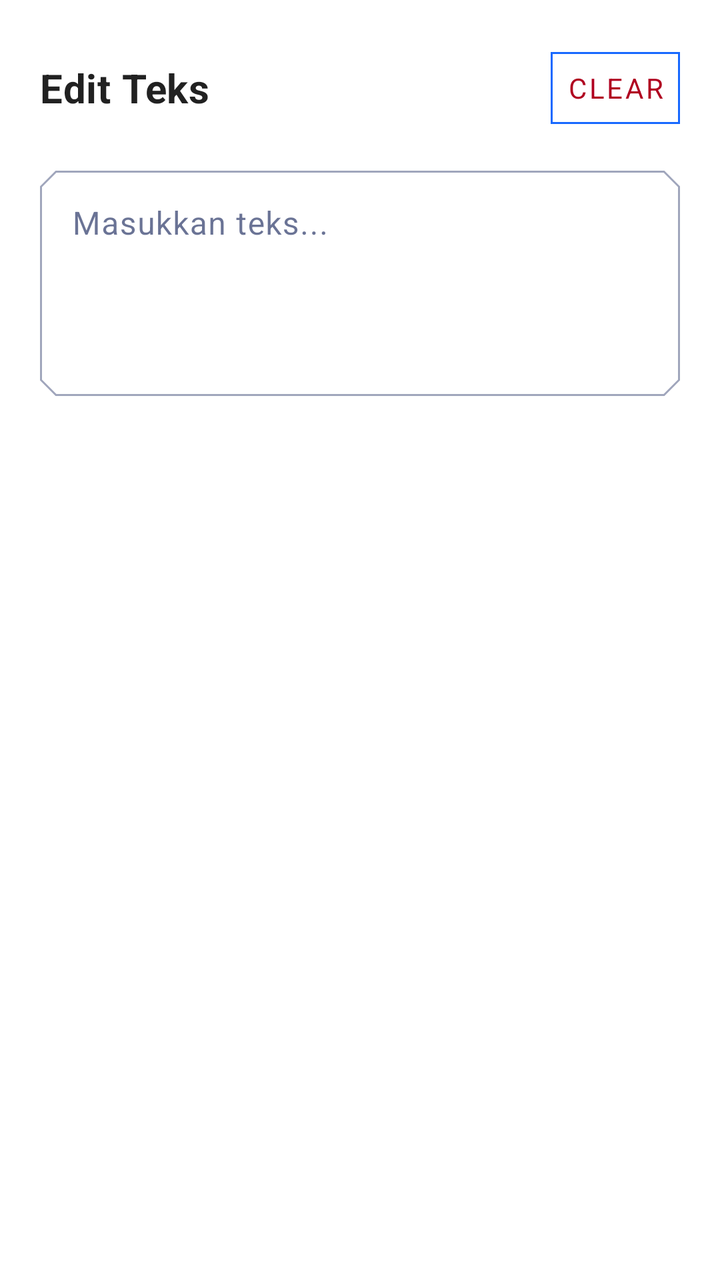
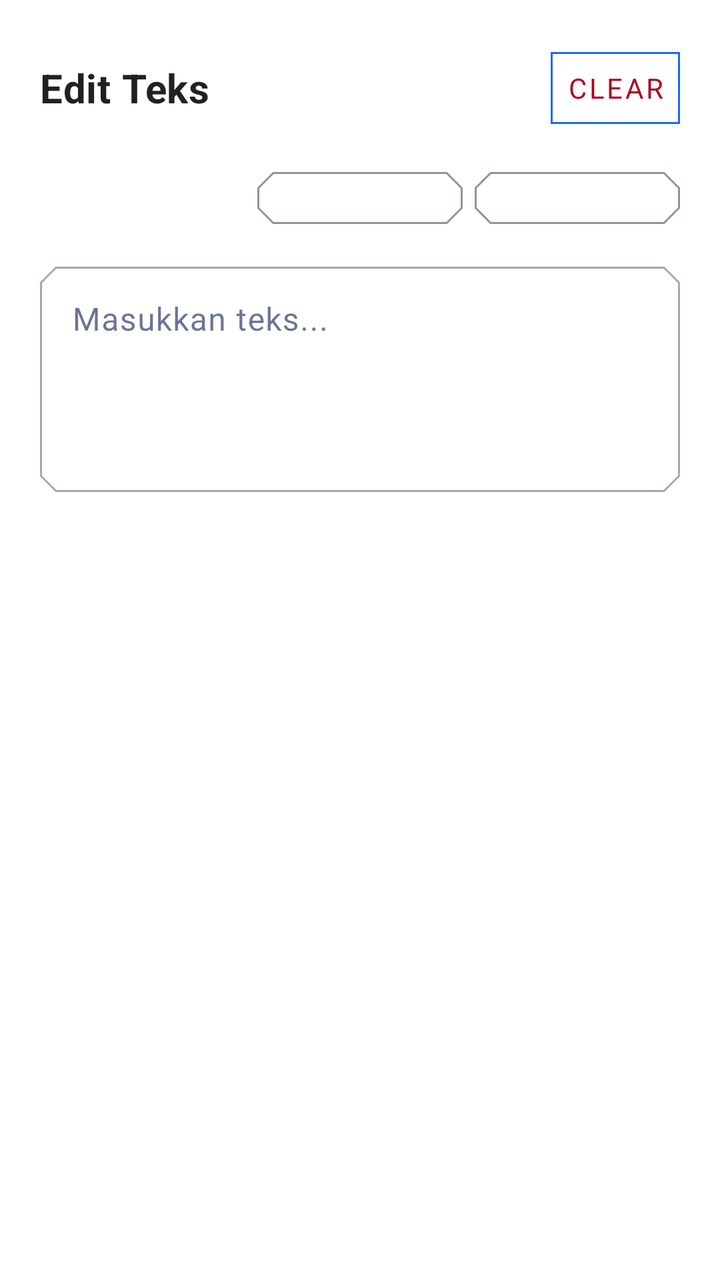

An Android layout rendered at two revisions. The XML below is the earlier revision; the diff shows what the commit changed to produce the second picture.
<!-- AndroidManifest.xml: application theme AppTheme -->
<!-- res/layout/dialog_edit_text.xml -->
<?xml version="1.0" encoding="utf-8"?>
<LinearLayout xmlns:android="http://schemas.android.com/apk/res/android"
    xmlns:app="http://schemas.android.com/apk/res-auto"
    android:layout_width="match_parent"
    android:layout_height="wrap_content"
    android:orientation="vertical"
    android:padding="20dp">

    
    <LinearLayout
        android:layout_width="match_parent"
        android:layout_height="wrap_content"
        android:gravity="center_vertical"
        android:orientation="horizontal"
        android:paddingBottom="12dp">

        <TextView
            android:id="@+id/dialogTitle"
            android:layout_width="0dp"
            android:layout_height="wrap_content"
            android:layout_weight="1"
            android:text="@string/edit_text_title"
            android:textAppearance="?attr/textAppearanceHeadline6"
            android:textStyle="bold" />

        
        <com.google.android.material.button.MaterialButton
            android:id="@+id/btnToggleCase"
            style="@style/Widget.MaterialComponents.Button.OutlinedButton"
            android:layout_width="wrap_content"
            android:layout_height="wrap_content"
            android:minWidth="48dp"
            android:paddingHorizontal="12dp"
            android:text="TT"
            android:textStyle="bold"
            app:cornerRadius="8dp"
            app:strokeColor="?attr/colorPrimary" />

        
        <com.google.android.material.button.MaterialButton
            android:id="@+id/btnClearText"
            style="@style/Widget.MaterialComponents.Button.TextButton"
            android:layout_width="wrap_content"
            android:layout_height="wrap_content"
            android:layout_marginStart="6dp"
            android:minWidth="44dp"
            android:paddingHorizontal="8dp"
            android:text="Clear"
            android:textColor="?attr/colorError" />

    </LinearLayout>

    
    <com.google.android.material.textfield.TextInputLayout
        android:id="@+id/textInputLayout"
        style="@style/Widget.MaterialComponents.TextInputLayout.OutlinedBox"
        android:layout_width="match_parent"
        android:layout_height="wrap_content"
        app:boxCornerRadiusBottomEnd="8dp"
        app:boxCornerRadiusBottomStart="8dp"
        app:boxCornerRadiusTopEnd="8dp"
        app:boxCornerRadiusTopStart="8dp">

        <com.google.android.material.textfield.TextInputEditText
            android:id="@+id/etTextInput"
            android:layout_width="match_parent"
            android:layout_height="wrap_content"
            android:gravity="top|start"
            android:hint="@string/edit_text_hint"
            android:inputType="textMultiLine|textCapSentences"
            android:minLines="4"
            android:maxLines="8"
            android:scrollbars="vertical"
            android:textAppearance="?attr/textAppearanceBody1" />

    </com.google.android.material.textfield.TextInputLayout>

</LinearLayout>
<!-- resources referenced by this layout -->
<resources>
  <string name="edit_text_hint">Masukkan teks...</string>
  <string name="edit_text_title">Edit Teks</string>
  <color name="white">#fff</color>
  <color name="black">#000</color>
  <color name="brand_navy">#07164F</color>
  <color name="brand_blue">#1769FF</color>
  <color name="gray">#616161</color>
  <style name="AppTextInputLayout" parent="Widget.MaterialComponents.TextInputLayout.OutlinedBox.Dense">
          <item name="boxStrokeColor">@color/brand_blue</item>
          <item name="counterTextColor">@color/gray</item>
          <item name="hintTextColor">@color/gray</item>
          <item name="boxCornerRadiusBottomEnd">0dp</item>
          <item name="boxCornerRadiusBottomStart">0dp</item>
          <item name="boxCornerRadiusTopStart">0dp</item>
          <item name="boxCornerRadiusTopEnd">0dp</item>
      </style>
  <style name="AppBottomNavigation" parent="Widget.MaterialComponents.BottomNavigationView.Colored">
  
      </style>
  <style name="AppButton" parent="Widget.MaterialComponents.Button.UnelevatedButton">
          <item name="strokeColor">@color/brand_blue</item>
          <item name="strokeWidth">1dp</item>
          <item name="android:textColor">@color/brand_blue</item>
      </style>
  <style name="ButtonText" parent="TextAppearance.MaterialComponents.Button">
          <item name="fontFamily">@font/raleway_semibold</item>
      </style>
  <style name="Body1Text" parent="TextAppearance.MaterialComponents.Body1">
          <item name="fontFamily">@font/raleway_semibold</item>
      </style>
  <style name="Body2Text" parent="TextAppearance.MaterialComponents.Body2">
          <item name="fontFamily">@font/raleway_semibold</item>
      </style>
  <style name="CaptionText" parent="TextAppearance.MaterialComponents.Caption">
          <item name="fontFamily">@font/raleway_semibold</item>
      </style>
  <style name="Headline4Text" parent="TextAppearance.MaterialComponents.Headline6">
          <item name="fontFamily">@font/raleway_semibold</item>
      </style>
  <style name="Headline5Text" parent="TextAppearance.MaterialComponents.Headline6">
          <item name="fontFamily">@font/raleway_semibold</item>
      </style>
  <style name="Headline6Text" parent="TextAppearance.MaterialComponents.Headline6">
          <item name="fontFamily">@font/raleway_semibold</item>
      </style>
  <style name="AppFloatingActionButton" parent="Widget.MaterialComponents.FloatingActionButton">
          <item name="shapeAppearanceOverlay">@style/FloatingActionButton</item>
      </style>
  <style name="SmallComponent" parent="ShapeAppearance.MaterialComponents.SmallComponent">
          <item name="cornerFamily">cut</item>
          <item name="cornerSize">0dp</item>
      </style>
  <style name="MediumComponent" parent="ShapeAppearance.MaterialComponents.MediumComponent">
          <item name="cornerFamily">cut</item>
          <item name="cornerSize">0dp</item>
      </style>
  <style name="LargeComponent" parent="ShapeAppearance.MaterialComponents.LargeComponent">
          <item name="cornerFamily">cut</item>
          <item name="cornerSize">0dp</item>
      </style>
  <style name="FloatingActionButton" parent="ShapeAppearanceOverlay.MaterialComponents.FloatingActionButton">
      </style>
  <!-- unchanged entries left out for length: 1 -->
</resources>

<!-- the commit's change to res/layout/dialog_edit_text.xml (unified diff, before → after) -->
@@ -25,19 +25,6 @@
 
         
         <com.google.android.material.button.MaterialButton
-            android:id="@+id/btnToggleCase"
-            style="@style/Widget.MaterialComponents.Button.OutlinedButton"
-            android:layout_width="wrap_content"
-            android:layout_height="wrap_content"
-            android:minWidth="48dp"
-            android:paddingHorizontal="12dp"
-            android:text="TT"
-            android:textStyle="bold"
-            app:cornerRadius="8dp"
-            app:strokeColor="?attr/colorPrimary" />
-
-        
-        <com.google.android.material.button.MaterialButton
             android:id="@+id/btnClearText"
             style="@style/Widget.MaterialComponents.Button.TextButton"
             android:layout_width="wrap_content"
@@ -48,6 +35,56 @@
             android:text="Clear"
             android:textColor="?attr/colorError" />
 
+    </LinearLayout>
+
+    <LinearLayout
+        android:layout_width="match_parent"
+        android:layout_height="wrap_content"
+        android:layout_marginBottom="10dp"
+        android:gravity="center"
+        android:orientation="horizontal">
+
+        <com.google.android.material.button.MaterialButton
+            android:id="@+id/btnUppercase"
+            style="@style/Widget.MaterialComponents.Button.OutlinedButton"
+            android:layout_width="0dp"
+            android:layout_height="38dp"
+            android:layout_weight="1"
+            android:minWidth="0dp"
+            android:paddingHorizontal="4dp"
+            android:text="UPPERCASE"
+            android:textSize="10sp"
+            android:textStyle="bold"
+            app:cornerRadius="8dp"
+            app:strokeColor="?attr/colorPrimary" />
+
+        <com.google.android.material.button.MaterialButton
+            android:id="@+id/btnCapitalize"
+            style="@style/Widget.MaterialComponents.Button.OutlinedButton"
+            android:layout_width="0dp"
+            android:layout_height="38dp"
+            android:layout_marginStart="6dp"
+            android:layout_weight="1"
+            android:minWidth="0dp"
+            android:paddingHorizontal="4dp"
+            android:text="Capitalize"
+            android:textSize="10sp"
+            app:cornerRadius="8dp"
+            app:strokeColor="#8A94A6" />
+
+        <com.google.android.material.button.MaterialButton
+            android:id="@+id/btnLowercase"
+            style="@style/Widget.MaterialComponents.Button.OutlinedButton"
+            android:layout_width="0dp"
+            android:layout_height="38dp"
+            android:layout_marginStart="6dp"
+            android:layout_weight="1"
+            android:minWidth="0dp"
+            android:paddingHorizontal="4dp"
+            android:text="lowercase"
+            android:textSize="10sp"
+            app:cornerRadius="8dp"
+            app:strokeColor="#8A94A6" />
     </LinearLayout>
 
     
